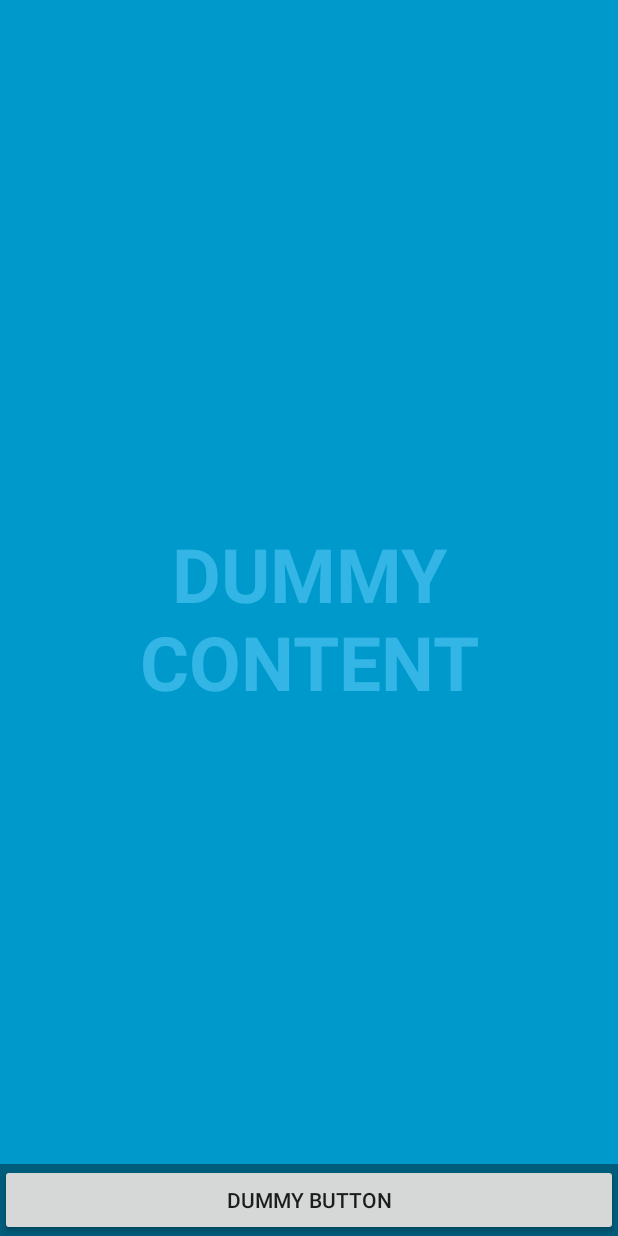
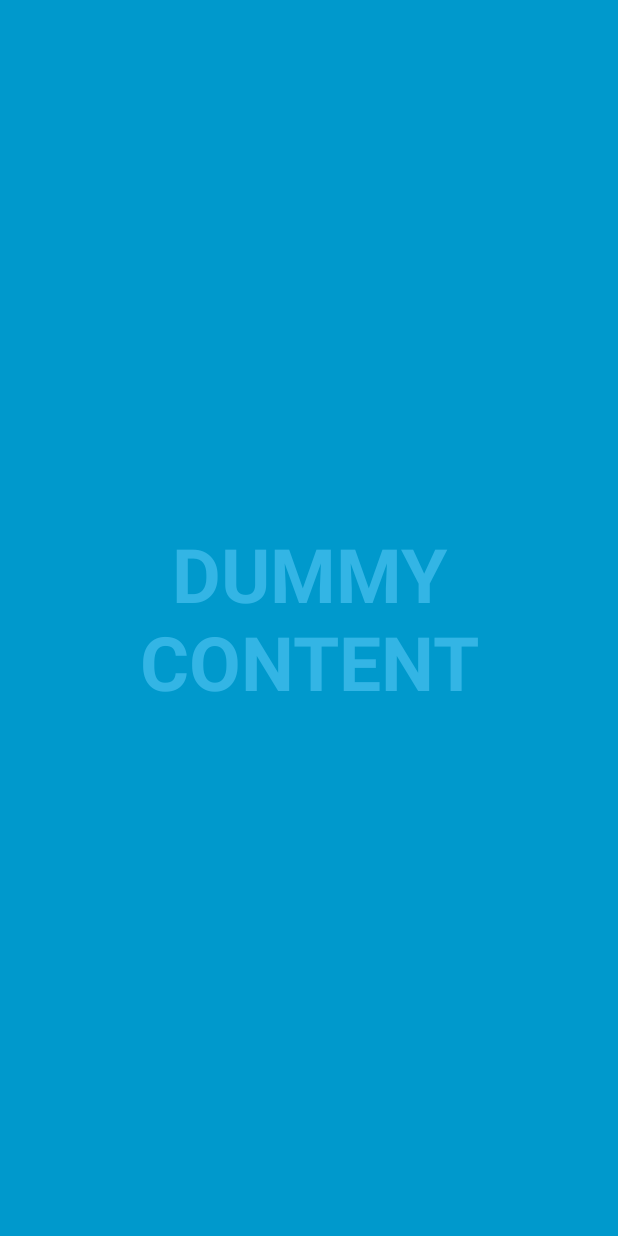
Before and after one commit to bingliang-zh/home-dashboard, an Android app: the layout activity_fullscreen.xml on its own in the app's theme, with its tools: preview values and no code run, on a phone screen of 412 x 824 dp. Run offline under Robolectric (Android 15) with nearby library versions, the phone set to English and light mode, and no system bars.

Commit message:
remove unnecessary codes

```diff
--- a/HomeDashboard/app/src/main/res/layout/activity_fullscreen.xml
+++ b/HomeDashboard/app/src/main/res/layout/activity_fullscreen.xml
@@ -32,16 +32,7 @@
             android:layout_gravity="bottom|center_horizontal"
             android:background="@color/black_overlay"
             android:orientation="horizontal"
-            tools:ignore="UselessParent">
-
-            <Button android:id="@+id/dummy_button"
-                style="?metaButtonBarButtonStyle"
-                android:layout_width="0dp"
-                android:layout_height="wrap_content"
-                android:layout_weight="1"
-                android:text="@string/dummy_button" />
-
-        </LinearLayout>
+            tools:ignore="UselessParent"/>
     </FrameLayout>
 
 </FrameLayout>
```
Also changed, not shown: HomeDashboard/app/src/main/java/me/bingliang/homedashboard/FullscreenActivity.kt (+0 -57 lines).
